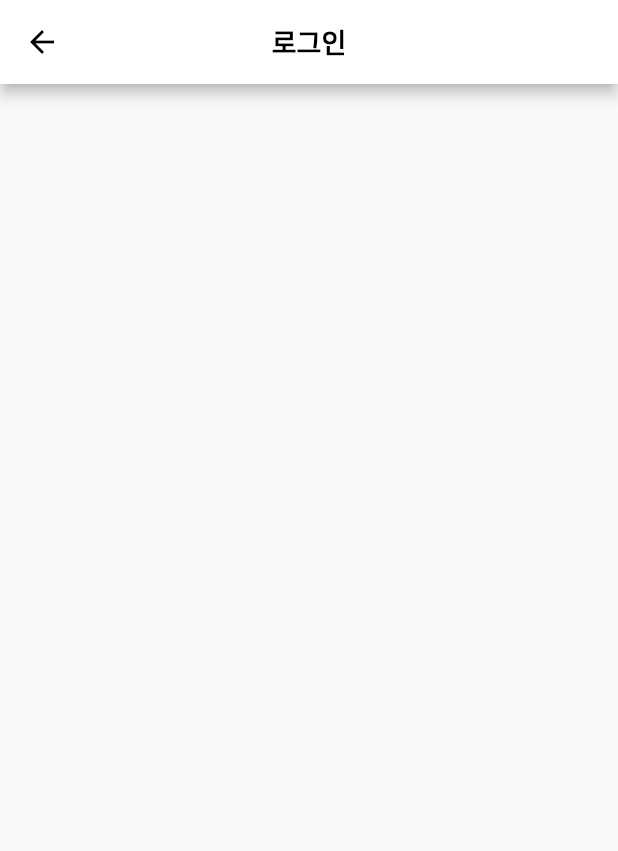
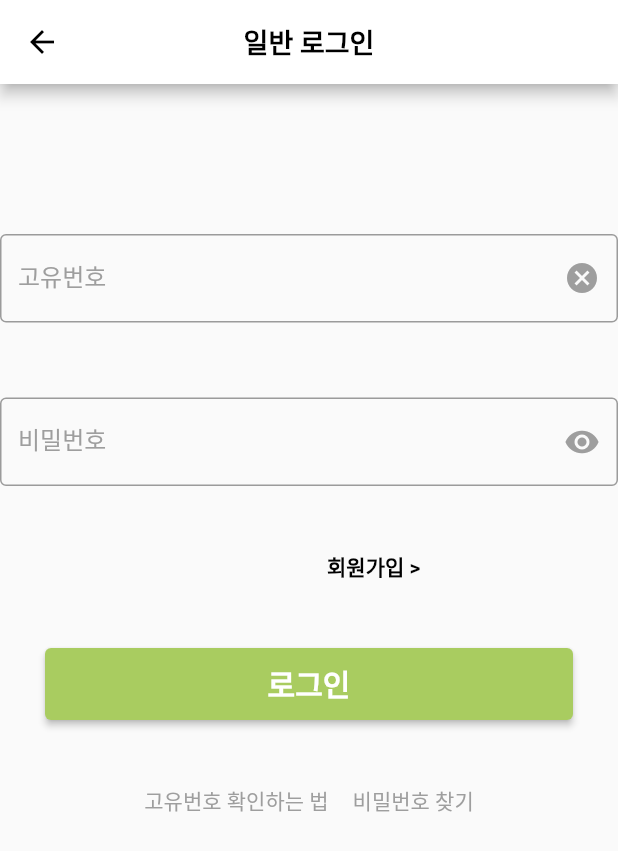
Before and after one commit to Ssun2zang/harmonimo, a Flutter app: the LoginPage screen opened directly, on a phone screen of 412 x 824 dp. Shown: the top 851 px of the screen. Run offline on Flutter 3.47's test engine with Material 2 defaults, Android fonts, the phone set to English and light mode, and no system bars; our stand-ins replace get.

Commit message:
LoginPage Update
Elderly&basic loginpage

```diff
--- a/lib/loginpage.dart
+++ b/lib/loginpage.dart
@@ -8,13 +8,102 @@ class LoginPage extends StatefulWidget {
 }
 
 class _LoginPageState extends State<LoginPage> {
+  bool _obscureText = true;
   @override
   Widget build(BuildContext context) {
+    final TextEditingController _textEditingController1 = TextEditingController();
+
     return Scaffold(
-      appBar:AppBar(title: Text("로그인",style: TextStyle(color: Colors.black,fontWeight: FontWeight.w700,fontSize: 18)),backgroundColor: Colors.white,centerTitle: true,
+      appBar:AppBar(title: Text("일반 로그인",style: TextStyle(color: Colors.black,fontWeight: FontWeight.w700,fontSize: 18)),backgroundColor: Colors.white,centerTitle: true,
       iconTheme: IconThemeData(
         color: Colors.black
       ),),
+      body: SingleChildScrollView(
+        child: Center(
+          child: Column(
+            mainAxisAlignment: MainAxisAlignment.center,
+            children: [
+              SizedBox(
+                height: 100,
+              ),
+              Container(
+                width: 500,
+                child: TextField(
+                  controller: _textEditingController1,
+                  onChanged: (value) {},
+                  decoration: InputDecoration(border: OutlineInputBorder(),labelText: '고유번호',labelStyle: TextStyle(color: Colors.grey),
+                      suffixIcon: GestureDetector(
+                        child: Icon(
+                          Icons.cancel,
+                          color: Colors.grey,
+                        ),
+                        onTap: () => _textEditingController1.clear(),
+                      ),
+
+                )
+                ),
+              ),
+              SizedBox(height: 50,),
+              Container(
+                width: 500,
+                child: TextField(
+                    obscureText: _obscureText,
+                    onChanged: (value) {},
+                    decoration: InputDecoration(border: OutlineInputBorder(),labelText: '비밀번호',labelStyle: TextStyle(color: Colors.grey),
+                      suffixIcon: GestureDetector(
+                        child: Icon(
+                          _obscureText ? Icons.visibility : Icons.visibility_off,
+                          color: Colors.grey,
+                        ),
+                        onTap: () {
+                          setState(() {
+                            _obscureText = !_obscureText;
+                          });
+                        },
+                      ),
+
+                    )
+                ),
+              ),
+              SizedBox(
+                height: 30,
+              ),
+              Container(
+                padding: EdgeInsets.fromLTRB(210, 0, 0, 0),
+                alignment: Alignment.centerLeft,
+                child: TextButton(onPressed: () {
+
+                }, child: Text("회원가입 >",style: TextStyle(color: Colors.black,fontWeight: FontWeight.bold),))
+
+              ),
+              SizedBox(
+                height: 30,
+              ),
+              ElevatedButton(onPressed: (){
+
+              }, child: Container(
+                width: 320,
+                height: 48,
+                child: Center(child: Text("로그인",style: TextStyle(color: Colors.white,fontWeight: FontWeight.w800,fontSize: 20))),
+              ),style: ButtonStyle(backgroundColor: MaterialStateColor.resolveWith((states) => Color(0xFFA9CC60)))),
+              SizedBox(
+                height: 30,
+              ),
+              Row(
+                mainAxisAlignment: MainAxisAlignment.center,
+                children: [
+
+                TextButton(onPressed: (){
+
+                }, child: Text("고유번호 확인하는 법",style: TextStyle(color: Colors.grey),)),
+                TextButton(onPressed: (){
+
+                }, child: Text("비밀번호 찾기",style: TextStyle(color: Colors.grey)))
+              ],)
+            ],
+          ),
+        ),
+      ),
     );
   }
 }
```
Also changed, not shown: lib/landingpage.dart (+15 -2 lines), lib/loginpageOld.dart (added, +49 -0 lines), assets/image/explain_image.png (added).
